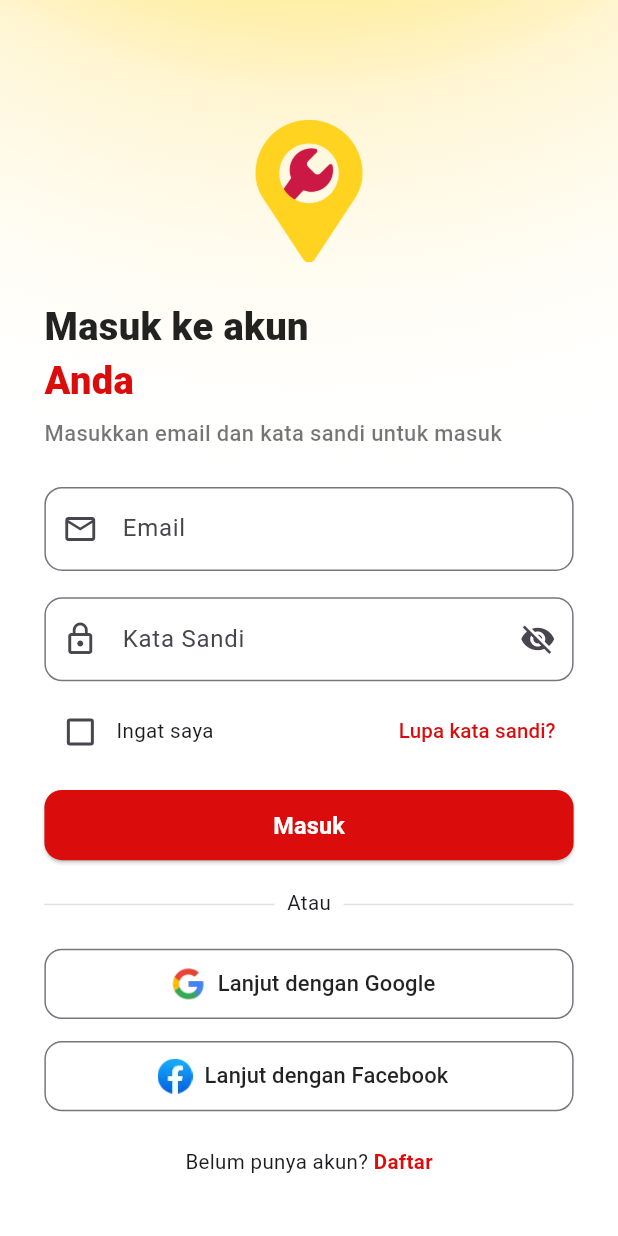
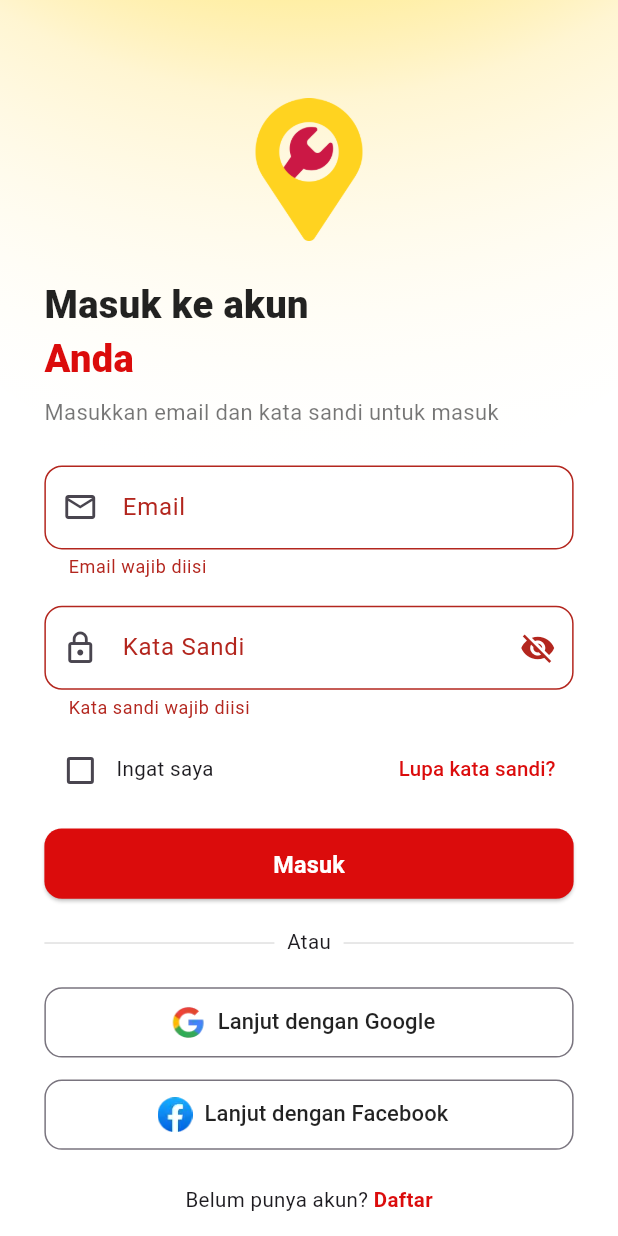
Before and after one commit to Z-A-N/bengkelku, a Flutter app: the Masuk screen opened directly, after a tap on "Masuk", on a phone screen of 412 x 824 dp. Run offline on Flutter 3.47's test engine with Material 3 defaults, Android fonts, the phone set to English and light mode, and no system bars; our stand-ins replace cloud_firestore, firebase_auth, firebase_core, flutter_screenutil, shared_preferences; accounts and stored records are empty.

Commit message:
coba upgrade

```diff
--- a/lib/screen/auth/login_screen.dart
+++ b/lib/screen/auth/login_screen.dart
@@ -1,9 +1,14 @@
-// ignore_for_file: deprecated_member_use
+// ignore_for_file: deprecated_member_use, depend_on_referenced_packages
 
 import 'package:flutter/material.dart';
 import 'forgot_password_screen.dart';
 import 'register_screen.dart';
 import 'package:flutter_screenutil/flutter_screenutil.dart';
+import 'package:firebase_auth/firebase_auth.dart';
+import 'package:cloud_firestore/cloud_firestore.dart';
+import 'package:shared_preferences/shared_preferences.dart';
+import '../home/home_dashboard.dart';
+import 'vehicle_form_screen.dart';
 
 class Masuk extends StatefulWidget {
   const Masuk({super.key});
@@ -13,7 +18,18 @@ class Masuk extends StatefulWidget {
 }
 
 class _MasukState extends State<Masuk> with SingleTickerProviderStateMixin {
+  // FORM KEY
+  final _formKey = GlobalKey<FormState>();
+
+  // CONTROLLERS
+  final TextEditingController _emailController = TextEditingController();
+  final TextEditingController _passwordController = TextEditingController();
+
+  bool _rememberMe = false;
+  bool _isLoading = false;
+
   bool _sembunyikanPassword = true;
+
   late AnimationController _pengendaliAnimasi;
   late Animation<double> _animasiFade;
   late Animation<Offset> _animasiGeser;
@@ -41,13 +57,113 @@ class _MasukState extends State<Masuk> with SingleTickerProviderStateMixin {
         );
 
     _pengendaliAnimasi.forward();
+
+    _loadRememberMe();
+  }
+
+  Future<void> _loadRememberMe() async {
+    final prefs = await SharedPreferences.getInstance();
+    final savedEmail = prefs.getString("saved_email");
+    final savedRemember = prefs.getBool("remember_me") ?? false;
+
+    if (savedEmail != null) {
+      setState(() {
+        _emailController.text = savedEmail;
+        _rememberMe = savedRemember;
+      });
+    }
   }
 
   @override
   void dispose() {
     _pengendaliAnimasi.dispose();
+    _emailController.dispose();
+    _passwordController.dispose();
     super.dispose();
   }
+
+  // =====================================================================
+  //                     LOGIN USER
+  // =====================================================================
+  Future<void> _loginUser() async {
+    if (_isLoading) return;
+    if (!_formKey.currentState!.validate()) return;
+
+    setState(() => _isLoading = true);
+
+    try {
+      final email = _emailController.text.trim();
+      final password = _passwordController.text.trim();
+
+      // LOGIN
+      final cred = await FirebaseAuth.instance.signInWithEmailAndPassword(
+        email: email,
+        password: password,
+      );
+
+      final user = cred.user;
+      if (user == null) return;
+
+      // REMEMBER ME
+      final prefs = await SharedPreferences.getInstance();
+      if (_rememberMe) {
+        prefs.setString("saved_email", email);
+        prefs.setBool("remember_me", true);
+      } else {
+        prefs.remove("saved_email");
+        prefs.setBool("remember_me", false);
+      }
+
+      // CEK KENDARAAN DI FIRESTORE
+      final vehicleDoc = await FirebaseFirestore.instance
+          .collection("users")
+          .doc(user.uid)
+          .collection("vehicle")
+          .doc("main")
+          .get();
+
+      if (!mounted) return;
+
+      if (!vehicleDoc.exists) {
+        // USER BARU → Belum isi data kendaraan
+        Navigator.pushReplacement(
+          context,
+          MaterialPageRoute(builder: (_) => const VehicleFormScreen()),
+        );
+      } else {
+        // USER LAMA → Sudah isi data kendaraan
+        Navigator.pushReplacement(
+          context,
+          MaterialPageRoute(builder: (_) => const HomeDashboard()),
+        );
+      }
+    } on FirebaseAuthException catch (e) {
+      String msg = "Terjadi kesalahan";
+
+      switch (e.code) {
+        case "invalid-email":
+          msg = "Format email salah";
+          break;
+        case "user-not-found":
+          msg = "Email tidak terdaftar";
+          break;
+        case "wrong-password":
+          msg = "Password salah";
+          break;
+        case "network-request-failed":
+          msg = "Koneksi internet bermasalah";
+          break;
+      }
+
+      ScaffoldMessenger.of(context).showSnackBar(SnackBar(content: Text(msg)));
+    } finally {
+      if (mounted) setState(() => _isLoading = false);
+    }
+  }
+
+  // =====================================================================
+  //                         UI
+  // =====================================================================
 
   @override
   Widget build(BuildContext context) {
@@ -58,7 +174,6 @@ class _MasukState extends State<Masuk> with SingleTickerProviderStateMixin {
           children: [
             const OrnamenSetengahLingkaranAtas(),
 
-            // 🧱 Konten utama
             Center(
               child: ConstrainedBox(
                 constraints: BoxConstraints(maxWidth: 500.w),
@@ -67,30 +182,30 @@ class _MasukState extends State<Masuk> with SingleTickerProviderStateMixin {
                     horizontal: 28.w,
                     vertical: 25.h,
                   ),
+
+                  child: Form(
+                    key: _formKey,
                     child: Column(
                       crossAxisAlignment: CrossAxisAlignment.center,
                       children: [
                         SizedBox(height: 0.05.sh),
 
-                      // 🌅 Logo
+                        // LOGO
                         FadeTransition(
                           opacity: _animasiFade,
                           child: SlideTransition(
                             position: _animasiGeser,
-                          child: Center(
                             child: Image.asset(
                               'assets/logo.png',
                               width: 90.w,
                               height: 90.w,
-                              fit: BoxFit.contain,
-                            ),
                             ),
                           ),
                         ),
 
                         SizedBox(height: 25.h),
 
-                      // 📝 Judul
+                        // JUDUL
                         FadeTransition(
                           opacity: _animasiFade,
                           child: Align(
@@ -129,16 +244,27 @@ class _MasukState extends State<Masuk> with SingleTickerProviderStateMixin {
                             style: TextStyle(
                               color: Colors.black54,
                               fontSize: 15.sp,
-                            fontWeight: FontWeight.w500,
                             ),
                           ),
                         ),
 
                         SizedBox(height: 25.h),
 
-                      // ✉️ Email
-                      TextField(
+                        // EMAIL
+                        TextFormField(
+                          controller: _emailController,
                           keyboardType: TextInputType.emailAddress,
+                          validator: (v) {
+                            if (v == null || v.isEmpty) {
+                              return "Email wajib diisi";
+                            }
+                            if (!RegExp(
+                              r'^[^@]+@[^@]+\.[^@]+$',
+                            ).hasMatch(v.trim())) {
+                              return "Email tidak valid";
+                            }
+                            return null;
+                          },
                           decoration: InputDecoration(
                             labelText: "Email",
                             hintText: "contoh@gmail.com",
@@ -151,9 +277,16 @@ class _MasukState extends State<Masuk> with SingleTickerProviderStateMixin {
 
                         SizedBox(height: 18.h),
 
-                      // 🔒 Password
-                      TextField(
+                        // PASSWORD
+                        TextFormField(
+                          controller: _passwordController,
                           obscureText: _sembunyikanPassword,
+                          validator: (v) {
+                            if (v == null || v.isEmpty) {
+                              return "Kata sandi wajib diisi";
+                            }
+                            return null;
+                          },
                           decoration: InputDecoration(
                             labelText: "Kata Sandi",
                             border: OutlineInputBorder(
@@ -167,8 +300,8 @@ class _MasukState extends State<Masuk> with SingleTickerProviderStateMixin {
                                     : Icons.visibility,
                               ),
                               onPressed: () => setState(
-                              () =>
-                                  _sembunyikanPassword = !_sembunyikanPassword,
+                                () => _sembunyikanPassword =
+                                    !_sembunyikanPassword,
                               ),
                             ),
                           ),
@@ -176,15 +309,16 @@ class _MasukState extends State<Masuk> with SingleTickerProviderStateMixin {
 
                         SizedBox(height: 10.h),
 
-                      // 🔘 Ingat saya & Lupa kata sandi
+                        // REMEMBER ME + LUPA PASSWORD
                         Row(
                           mainAxisAlignment: MainAxisAlignment.spaceBetween,
                           children: [
                             Row(
                               children: [
                                 Checkbox(
-                                value: false,
-                                onChanged: (_) {},
+                                  value: _rememberMe,
+                                  onChanged: (v) =>
+                                      setState(() => _rememberMe = v ?? false),
                                   activeColor: const Color(0xFFDB0C0C),
                                 ),
                                 Text(
@@ -198,7 +332,7 @@ class _MasukState extends State<Masuk> with SingleTickerProviderStateMixin {
                                 Navigator.push(
                                   context,
                                   MaterialPageRoute(
-                                  builder: (context) => const LupaKataSandi(),
+                                    builder: (_) => const LupaKataSandi(),
                                   ),
                                 );
                               },
@@ -216,19 +350,24 @@ class _MasukState extends State<Masuk> with SingleTickerProviderStateMixin {
 
                         SizedBox(height: 15.h),
 
-                      // 🔴 Tombol Masuk
+                        // TOMBOL MASUK
                         SizedBox(
                           width: double.infinity,
                           height: 48.h,
                           child: ElevatedButton(
-                          onPressed: () {},
+                            onPressed: _isLoading ? null : _loginUser,
                             style: ElevatedButton.styleFrom(
                               backgroundColor: const Color(0xFFDB0C0C),
                               shape: RoundedRectangleBorder(
                                 borderRadius: BorderRadius.circular(12.r),
                               ),
                             ),
-                          child: Text(
+                            child: _isLoading
+                                ? const CircularProgressIndicator(
+                                    color: Colors.white,
+                                    strokeWidth: 2,
+                                  )
+                                : Text(
                                     "Masuk",
                                     style: TextStyle(
                                       fontSize: 16.sp,
@@ -241,7 +380,7 @@ class _MasukState extends State<Masuk> with SingleTickerProviderStateMixin {
 
                         SizedBox(height: 20.h),
 
-                      // Garis pembatas “Atau”
+                        // PEMBATAS
                         Row(
                           children: [
                             Expanded(
@@ -268,20 +407,19 @@ class _MasukState extends State<Masuk> with SingleTickerProviderStateMixin {
 
                         SizedBox(height: 20.h),
 
-                      // 🟢 Tombol Google
                         _tombolSosial(
                           'Lanjut dengan Google',
                           'assets/google.webp',
                         ),
-
                         SizedBox(height: 15.h),
-
-                      // 🔵 Tombol Facebook
-                      _tombolSosial('Lanjut dengan Facebook', 'assets/fb.webp'),
+                        _tombolSosial(
+                          'Lanjut dengan Facebook',
+                          'assets/fb.webp',
+                        ),
 
                         SizedBox(height: 25.h),
 
-                      // 🔻 Daftar akun
+                        // KE DAFTAR
                         Row(
                           mainAxisAlignment: MainAxisAlignment.center,
                           children: [
@@ -294,7 +432,7 @@ class _MasukState extends State<Masuk> with SingleTickerProviderStateMixin {
                                 Navigator.push(
                                   context,
                                   MaterialPageRoute(
-                                  builder: (context) => const Daftar(),
+                                    builder: (_) => const Daftar(),
                                   ),
                                 );
                               },
@@ -314,13 +452,14 @@ class _MasukState extends State<Masuk> with SingleTickerProviderStateMixin {
                   ),
                 ),
               ),
+            ),
           ],
         ),
       ),
     );
   }
 
-  // 🧩 Komponen tombol sosial media
+  // TOMBOL SOSIAL
   Widget _tombolSosial(String teks, String pathIkon) {
     return SizedBox(
       width: double.infinity,
@@ -342,9 +481,7 @@ class _MasukState extends State<Masuk> with SingleTickerProviderStateMixin {
   }
 }
 
-//
-// ☀️ Ornamen setengah lingkaran atas
-//
+// ORNAMEN TETAP
 class OrnamenSetengahLingkaranAtas extends StatelessWidget {
   const OrnamenSetengahLingkaranAtas({super.key});
 
--- a/pubspec.yaml
+++ b/pubspec.yaml
@@ -16,6 +16,8 @@ dependencies:
   flutter_screenutil: ^5.9.3
   firebase_core: ^4.2.1
   firebase_auth: ^6.1.2
+  cloud_firestore: ^6.1.0
+  shared_preferences: ^2.5.3
 
 dev_dependencies:
   flutter_test:
```
Also changed, not shown: lib/screen/auth/register_screen.dart (+26 -19 lines), lib/screen/auth/vehicle_form_screen.dart (added, +176 -0 lines), lib/screen/home/home_dashboard.dart (added, +21 -0 lines), pubspec.lock. Lines whose indentation alone changed are shown as unchanged.
